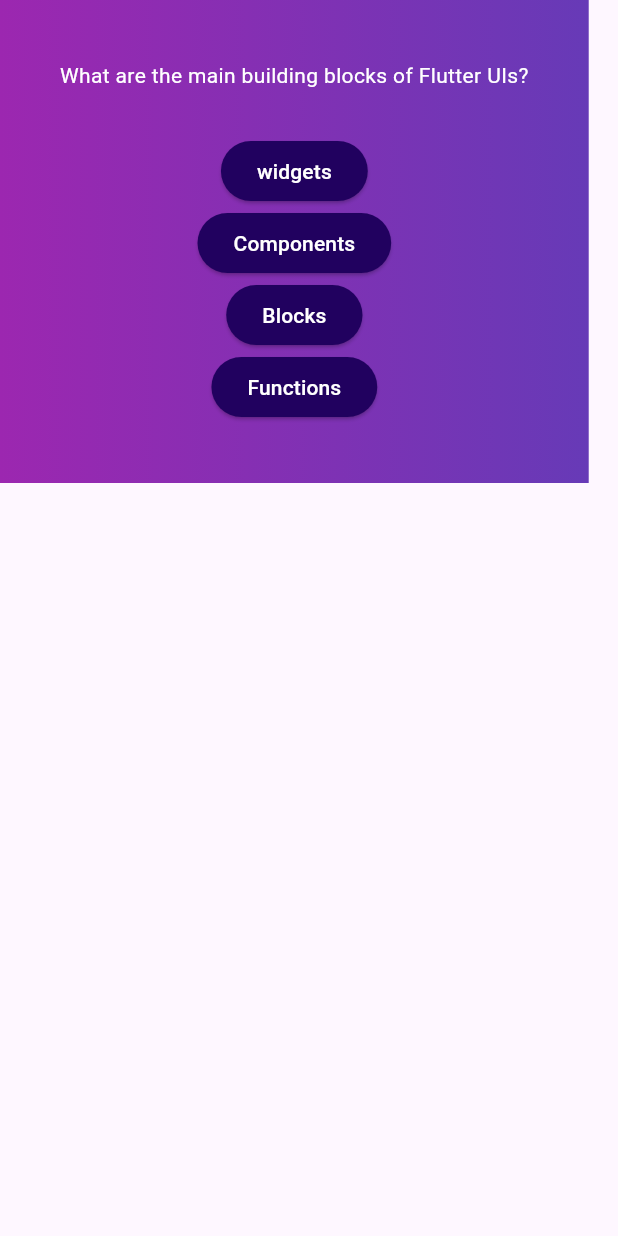
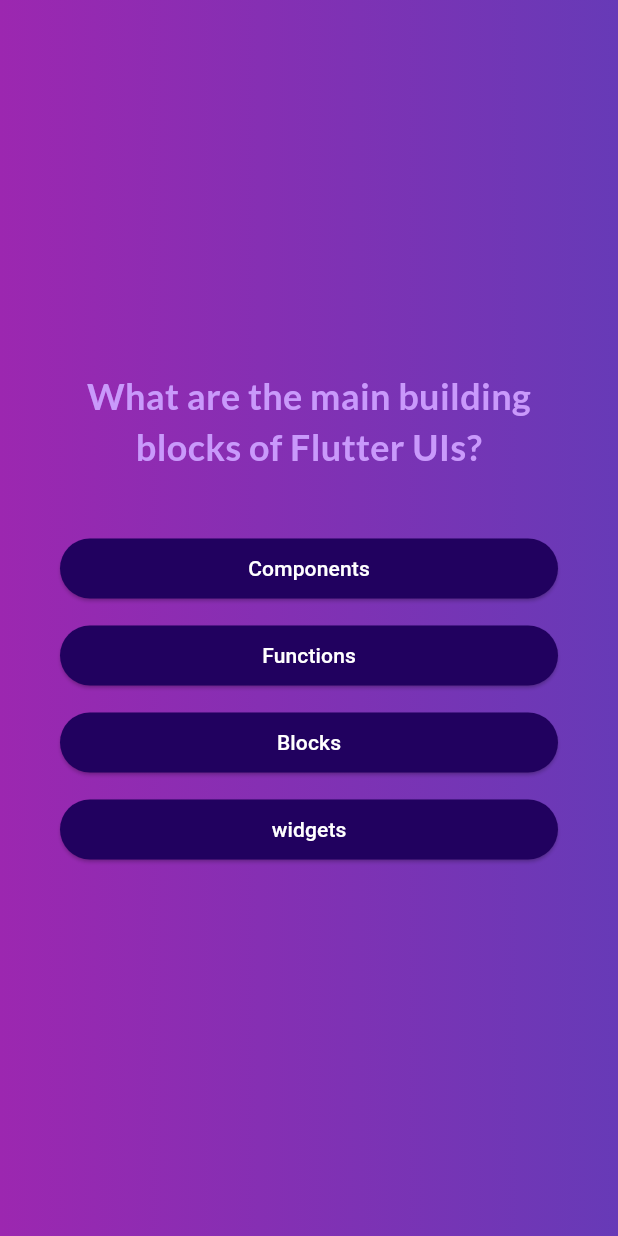
Before and after one commit to Pattharapon21/QuizApp, a Flutter app: the screen it shows after launch, after a tap on "Start Quiz", on a phone screen of 412 x 824 dp. Run offline on Flutter 3.47's test engine with Material 3 defaults, Android fonts, the phone set to English and light mode, and no system bars; our stand-ins replace google_fonts.

Commit message:
initial commit from Project

```diff
--- a/lib/answer_button.dart
+++ b/lib/answer_button.dart
@@ -1,21 +1,36 @@
-
 import 'package:flutter/material.dart';
 
-class AnswerBuntton extends StatelessWidget {
-  const AnswerBuntton(this.answerOption,{super.key});
+class AnswerButton extends StatelessWidget {
+  //const AnswerButton(this.answerOption,{super.key});
+const AnswerButton({
+  super.key,
+  required this.answerOption,
+  required this.onTap,
+  });
 
   final String answerOption;
+  final void Function() onTap;
 
   @override
   Widget build(BuildContext context) {
-    return ElevatedButton(
-      onPressed: () {},
-      style: ElevatedButton.styleFrom(
-        backgroundColor: const Color.fromARGB(255, 33, 1, 95),
-        foregroundColor: Colors.white,
-      ),
-      child: Text(answerOption),
-
+    return Column(
+      children: [
+        const SizedBox(height: 10),
+        SizedBox(
+          width: double.infinity,
+          child: ElevatedButton(
+            onPressed: onTap,
+            style: ElevatedButton.styleFrom(
+              backgroundColor: const Color.fromARGB(255, 33, 1, 95),
+              foregroundColor: Colors.white,
+              shape: RoundedRectangleBorder(
+                borderRadius: BorderRadius.circular(40),
+              ),
+            ),
+            child: Text(answerOption),
+          ),
+        ),
+      ],
     );
   }
 }
--- a/lib/model/quiz_model.dart
+++ b/lib/model/quiz_model.dart
@@ -3,4 +3,12 @@ class QuizModel {
   List<String> answers;
 
   QuizModel(this.question, this.answers);
-}
+
+  List<String> getShuffledAnswers(){
+
+    final shuffledAnswers =List.of(answers);
+    shuffledAnswers.shuffle();
+    return shuffledAnswers;
+  }
+
+  }
--- a/lib/questions_screen.dart
+++ b/lib/questions_screen.dart
@@ -1,7 +1,7 @@
 import 'package:flutter/material.dart';
 import 'package:myapp/answer_button.dart';
-
 import 'package:myapp/data/quizz.dart';
+import 'package:google_fonts/google_fonts.dart';
 
 class QuestionsScreen extends StatefulWidget {
   const QuestionsScreen({super.key});
@@ -13,10 +13,21 @@ class QuestionsScreen extends StatefulWidget {
 }
 
 class _QuestionsScreenState extends State<QuestionsScreen> {
-  final currentQuestion = questions[0];
+  int currentQuestionIndex = 0;
+
+  void answerQuestion() {
+    setState(() {
+      if (currentQuestionIndex < questions.length - 1) {
+        currentQuestionIndex++;
+      } else {
+        currentQuestionIndex = 0;
+      }
+    });
+  }
 
   @override
   Widget build(BuildContext context) {
+    final currentQuestion = questions[currentQuestionIndex];
     return MaterialApp(
       home: Scaffold(
         body: Container(
@@ -29,16 +40,24 @@ class _QuestionsScreenState extends State<QuestionsScreen> {
             child: Container(
               margin: const EdgeInsets.all(40),
               child: Column(
-                mainAxisSize: MainAxisSize.min,
+                mainAxisSize: MainAxisSize.max,
+                mainAxisAlignment: MainAxisAlignment.center,
                 children: [
                   Text(
                     currentQuestion.question,
-                    style: TextStyle(color: Colors.white),
+                    style: GoogleFonts.lato(
+                      color: const Color.fromARGB(255, 201, 153, 251),
+                      fontSize: 24,
+                      fontWeight: FontWeight.bold,
+                    ),
                     textAlign: TextAlign.center,
                   ),
                   const SizedBox(height: 30),
-                  ...currentQuestion.answers.map((answer) {
-                    return AnswerBuntton(answer);
+                  ...currentQuestion.getShuffledAnswers().map((answer) {
+                    return AnswerButton(
+                      answerOption: answer,
+                      onTap: answerQuestion,
+                    );
                   }),
                 ],
               ),
--- /dev/null
+++ b/lib/results_scren.dart
@@ -0,0 +1,14 @@
+import 'package:flutter/material.dart';
+
+class ResultsScreen extends StatelessWidget {
+const ResultsScreen({required this.selectedAnswers, super.key});
+
+final List<String> selectedAnswers;
+
+
+  @override
+  Widget build(BuildContext context) {
+    // TODO: implement build
+    throw UnimplementedError();
+  }
+}
--- a/pubspec.yaml
+++ b/pubspec.yaml
@@ -35,6 +35,7 @@ dependencies:
   # The following adds the Cupertino Icons font to your application.
   # Use with the CupertinoIcons class for iOS style icons.
   cupertino_icons: ^1.0.8
+  google_fonts: ^6.2.1
 
 dev_dependencies:
   flutter_test:
@@ -59,7 +60,7 @@ flutter:
   uses-material-design: true
 
   # To add assets to your application, add an assets section, like this:
-  # assets:
+  assets:
       - assets/images/quiz-logo.png
 
   # An image asset can refer to one or more resolution-specific "variants", see
```
Also changed, not shown: pubspec.lock.
